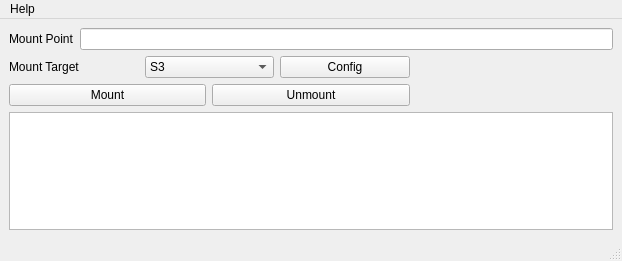
Before: the Qt Designer form gui/mountPrimaryWindow.ui in Seagate/cloudfuse, drawn with Qt 5.
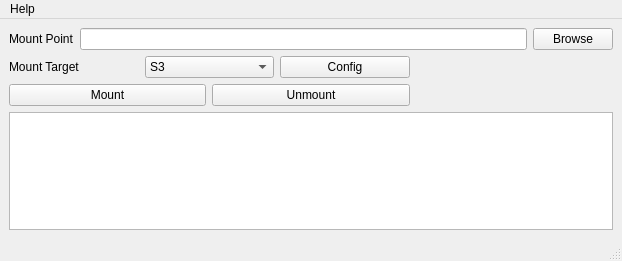
After: the same form once the commit is applied.

Commit message: Use Qt Creator UI for button to select mount or drive letter

Patch:
```diff
--- a/gui/mountPrimaryWindow.ui
+++ b/gui/mountPrimaryWindow.ui
@@ -56,6 +56,13 @@
         </property>
        </widget>
       </item>
+      <item>
+       <widget class="QPushButton" name="button_browse">
+        <property name="text">
+         <string>Browse</string>
+        </property>
+       </widget>
+      </item>
      </layout>
     </item>
     <item row="1" column="0" colspan="2">
```
The commit also changes 1 other file.
